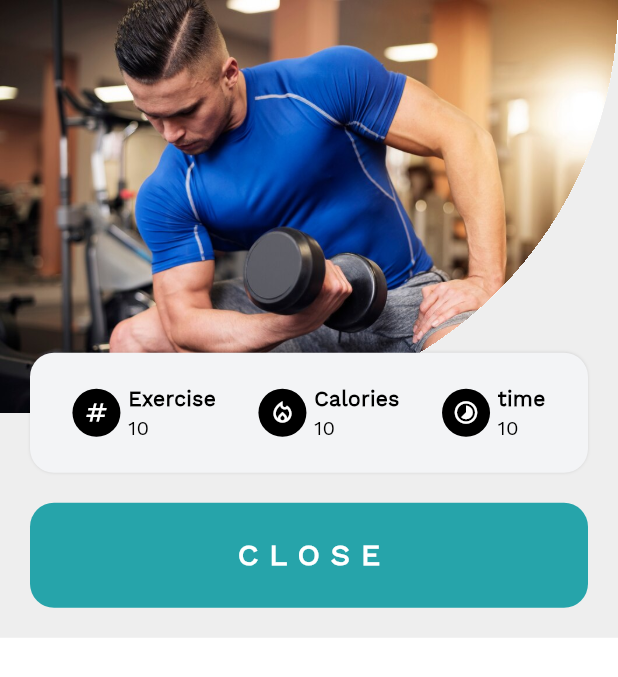
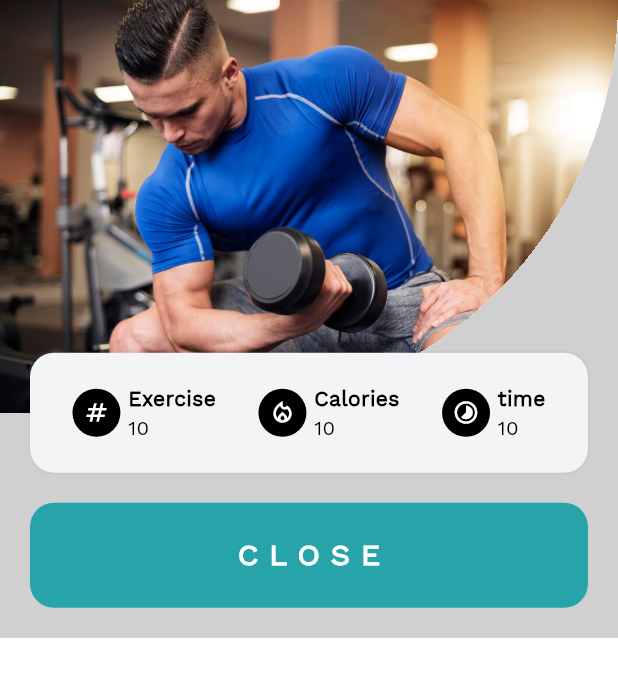
Before and after one commit to Mohamad-Ammis/fitness_app, a Flutter app: the FinishExerciseBottomSheet widget shown alone on an empty page, opened directly, on a phone screen of 412 x 824 dp. Shown: the top 677 px of the screen. Run offline on Flutter 3.47's test engine with Material 3 defaults, Android fonts, the phone set to English and light mode, and no system bars; our stand-ins replace awesome_snackbar_content, cached_network_image, carousel_slider, circular_countdown_timer, confetti, curved_navigation_bar and 26 more; missing offline and left inert: custom_timer, dart:ffi, kdgaugeview, keyboard_avoider, panara_dialogs, wheel_slider; accounts and stored records are empty; network calls fail.

Commit message:
some fixes

```diff
--- a/lib/views/auth_pages/login_page/widgets/login_form.dart
+++ b/lib/views/auth_pages/login_page/widgets/login_form.dart
@@ -116,6 +116,8 @@ class _LoginFormState extends State<LoginForm> {
                           userInfo?.setString('token', token);
                           var id = data['user']['id'];
                           userInfo?.setString('id', id.toString());
+                          userInfo?.setString(
+                              'name', data['user']['name'].toString());
                           int isMan = data['user']['gender'] == 'male' ? 1 : 2;
                           userInfo!.setInt("man", isMan);
                           userInfo!.setString(
--- a/lib/views/exercises_playing_page/widgets/finish_exercise_bottom_sheet.dart
+++ b/lib/views/exercises_playing_page/widgets/finish_exercise_bottom_sheet.dart
@@ -42,10 +42,13 @@ class _FinishExerciseBottomSheetState extends State<FinishExerciseBottomSheet> {
 
   @override
   Widget build(BuildContext context) {
-    return Stack(
+    return Container(
+      color: Color.fromARGB(255, 219, 219, 219),
+      child: Stack(
         alignment: Alignment.topCenter,
         children: [
           BottomSheet(
+              enableDrag: false,
               onClosing: () {},
               backgroundColor: Colors.grey.withOpacity(.18),
               builder: (context) {
@@ -145,6 +148,7 @@ class _FinishExerciseBottomSheetState extends State<FinishExerciseBottomSheet> {
             emissionFrequency: 0.1,
           )
         ],
+      ),
     );
   }
 }
--- a/lib/views/workout_page/profile/profile_page.dart
+++ b/lib/views/workout_page/profile/profile_page.dart
@@ -118,7 +118,7 @@ class _ProfileState extends State<Profile> {
           GetBuilder<Controller>(
             builder: (controller) {
               return Text(
-                userInfo!.getString("name")!,
+                userInfo!.getString("name").toString(),
                 textAlign: TextAlign.center,
                 style: TextStyle(
                     fontSize: 30,
@@ -250,7 +250,7 @@ class _ProfileState extends State<Profile> {
                   //   color: Colors.black54,
                   // ),
                   GestureDetector(
-                    onTap: () => Get.to(()=>NotificationPage()),
+                    onTap: () => Get.to(() => NotificationPage()),
                     child: CustomListTile(
                       text: "Notifications",
                       icon: Icons.notifications_active_sharp,
--- a/lib/widgets/menu.dart
+++ b/lib/widgets/menu.dart
@@ -94,8 +94,9 @@ class Menupage extends StatelessWidget {
                           fcm = userInfo!.getString('fcm_token')!;
                           userInfo!.clear();
                           userInfo!.setString('fcm_token', fcm);
+                          userInfo!.setBool('firstUse', false);
                           controller.setlogout();
-                          Get.offAll(LogInPage());
+                          Get.offAll(() => LogInPage());
                         } else {
                           showErrorSnackBar(
                               "Error Happened", "please try again ");
```
Also changed, not shown: lib/views/shops/favorite_page/favorite_page.dart (+16 -1 lines). Lines whose indentation alone changed are shown as unchanged.
